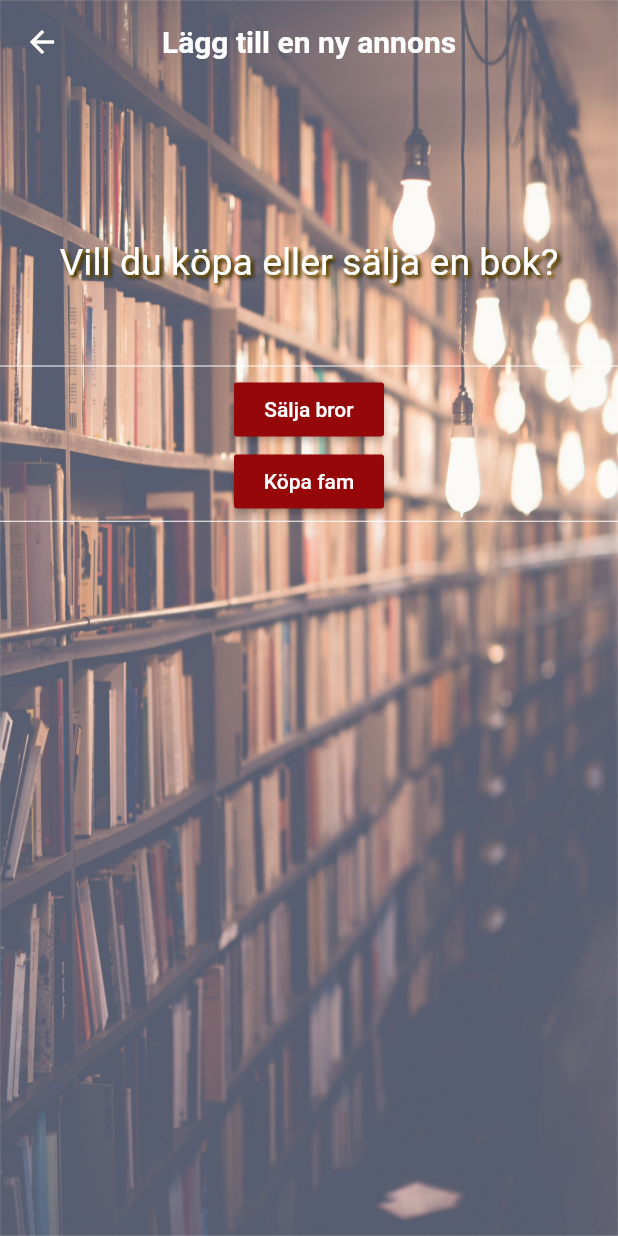
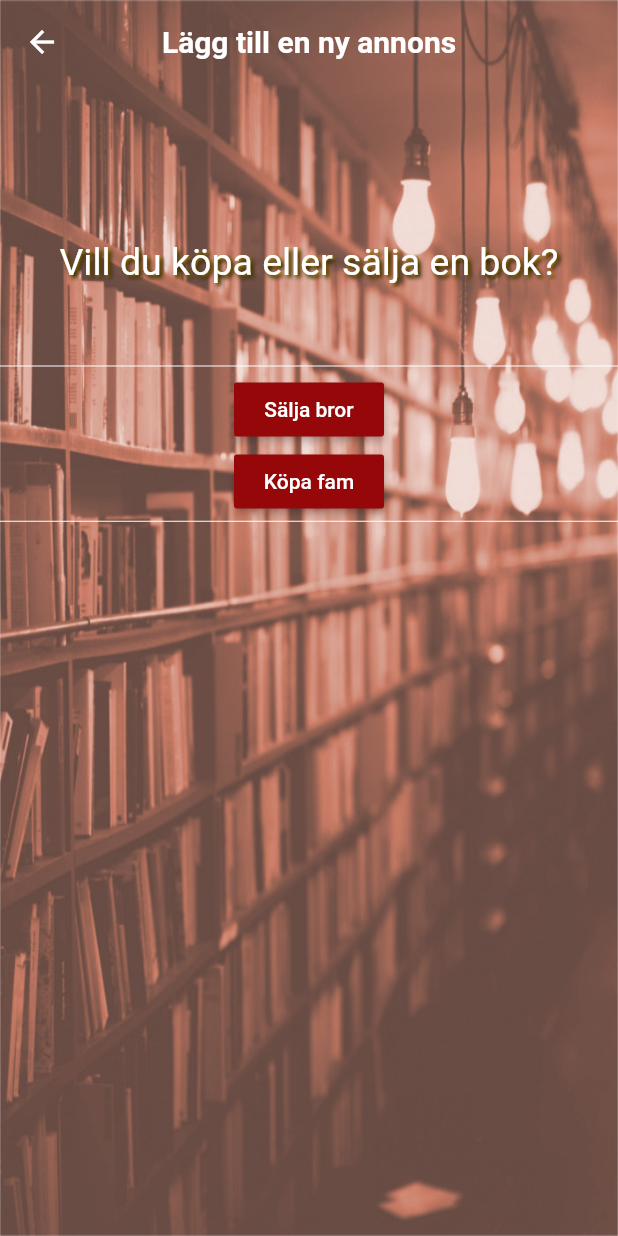
Before and after one commit to ajamlou/Zigma-frontend, a Flutter app: the AdvertCreation screen opened directly, on a phone screen of 412 x 824 dp. Run offline on Flutter 3.47's test engine with Material 2 defaults, Android fonts, the phone set to English and light mode, and no system bars; our stand-ins replace image_picker, shared_preferences, transparent_image; accounts and stored records are empty; network calls fail.

Commit message:
adv creation

```diff
--- a/lib/src/pages/advert_creation.dart
+++ b/lib/src/pages/advert_creation.dart
@@ -55,7 +55,7 @@ class AdvertCreationState extends State<AdvertCreation> {
     return Container(
       decoration: BoxDecoration(
         image: DecorationImage(
-          image: AssetImage("images/advertCreationPicture.png"),
+          image: AssetImage("images/advertCreationPicture.jpg"),
           fit: BoxFit.fill,
         ),
       ),
@@ -88,8 +88,9 @@ class AdvertCreationState extends State<AdvertCreation> {
             actions: <Widget>[],
           ),
         ),
-        body: transaction_type == null
-            ? Center(
+        body: AnimatedCrossFade(
+          duration: Duration(seconds: 1),
+          firstChild: Center(
               child: Column(
             children: <Widget>[
               Padding(
@@ -127,8 +128,8 @@ class AdvertCreationState extends State<AdvertCreation> {
                       transaction_type = 'S';
                     });
                   },
-                      child: Text('Sälja bror',
-                          style: TextStyle(color: Colors.white)),
+                  child:
+                      Text('Sälja bror', style: TextStyle(color: Colors.white)),
                 ),
               ),
               Container(
@@ -140,14 +141,14 @@ class AdvertCreationState extends State<AdvertCreation> {
                       transaction_type = 'B';
                     });
                   },
-                      child: Text('Köpa fam',
-                          style: TextStyle(color: Colors.white)),
+                  child:
+                      Text('Köpa fam', style: TextStyle(color: Colors.white)),
                 ),
               ),
               Divider(color: Colors.white, height: 5),
             ],
-              ))
-            : Container(
+          )),
+          secondChild: Container(
             width: MediaQuery.of(context).size.width,
             child: ListView(
               scrollDirection: Axis.vertical,
@@ -166,9 +167,7 @@ class AdvertCreationState extends State<AdvertCreation> {
                         itemBuilder: buildGallery,
                       ),
                     ),
-                        Padding(
-                          padding: const EdgeInsets.all(4.0),
-                          child: Row(
+                    Row(
                       mainAxisAlignment: MainAxisAlignment.center,
                       children: <Widget>[
                         Padding(
@@ -187,7 +186,6 @@ class AdvertCreationState extends State<AdvertCreation> {
                                 ),
                         ),
                       ],
-                          ),
                     ),
                   ],
                 ),
@@ -284,8 +282,7 @@ class AdvertCreationState extends State<AdvertCreation> {
                           autofocus: false,
                           decoration: InputDecoration(
                             hintText: 'Kontaktinformation',
-                                suffixIcon: contactInfoController.text.length <
-                                        8
+                            suffixIcon: contactInfoController.text.length < 8
                                 ? Icon(Icons.star,
                                     size: 10, color: Color(0xff96070a))
                                 : Icon(Icons.check, color: Colors.green),
@@ -299,7 +296,8 @@ class AdvertCreationState extends State<AdvertCreation> {
                             child: Row(children: <Widget>[
                               Padding(
                                 padding: const EdgeInsets.all(1.0),
-                                    child: Text('Skick: ', style: TextStyle(fontSize: 17)),
+                                child: Text('Skick: ',
+                                    style: TextStyle(fontSize: 16)),
                               ),
                               Divider(),
                               Padding(
@@ -340,14 +338,12 @@ class AdvertCreationState extends State<AdvertCreation> {
                         var a = await DataProvider.of(context)
                             .advertList
                             .getAdvertById(responseList[1]);
-                            Navigator.of(context, rootNavigator: true)
-                                .pop(null);
+                        Navigator.of(context, rootNavigator: true).pop(null);
                         DataProvider.of(context)
                             .routing
                             .routeAdvertPage(context, a, true);
                       } else {
-                            Navigator.of(context, rootNavigator: true)
-                                .pop(null);
+                        Navigator.of(context, rootNavigator: true).pop(null);
                         showAdvertCreationAlertDialog(stsCode);
                       }
                     },
@@ -358,11 +354,15 @@ class AdvertCreationState extends State<AdvertCreation> {
               ],
             ),
           ),
+          crossFadeState: transaction_type == null
+              ? CrossFadeState.showFirst
+              : CrossFadeState.showSecond,
+        ),
       ),
     );
   }
 
-  void showLoadingAlertDialog() {
+  Future showLoadingAlertDialog() async {
     AlertDialog dialog = AlertDialog(
       backgroundColor: Color(0xFFECE9DF),
       title: Text(
@@ -378,7 +378,7 @@ class AdvertCreationState extends State<AdvertCreation> {
     showDialog(context: context, builder: (BuildContext context) => dialog);
   }
 
-  void showAdvertCreationAlertDialog(int value) {
+  Future showAdvertCreationAlertDialog(int value) async {
     String message = "";
     if (value == 400) {
       message = "Bad Request";
@@ -399,7 +399,7 @@ class AdvertCreationState extends State<AdvertCreation> {
     showDialog(context: context, builder: (BuildContext context) => dialog);
   }
 
-  void showImageAlertDialog() {
+  Future showImageAlertDialog() async {
     AlertDialog dialog = AlertDialog(
         backgroundColor: Color(0xFFECE9DF),
         title: Text(
@@ -473,14 +473,14 @@ class AdvertCreationState extends State<AdvertCreation> {
   }
 
   // Insert the new item to the lists
-  void _insert(File _nextItem) {
+  Future _insert(File _nextItem) async {
     compressedImageList.add(Image.file(_nextItem));
     encodedImageList.add(Ih.imageFileToString(_nextItem));
     setState(() {});
   }
 
 // Remove the selected items from the lists
-  void _remove() {
+  Future _remove() async {
     if (_selectedItemsIndex.length != 0) {
       for (int index = compressedImageList.length; index >= 0; index--) {
         if (_selectedItemsIndex.contains(index)) {
--- a/lib/src/pages/profile_page.dart
+++ b/lib/src/pages/profile_page.dart
@@ -179,7 +179,7 @@ class _ProfilePageState extends State<ProfilePage> {
             child: Text(
               "Wooops! Verkar som du inte lagt upp några annonser än! (synd!)",
               textAlign: TextAlign.center,
-              style: TextStyle(fontSize: 35),
+              style: TextStyle(fontSize: 25),
             ),
           ),
           RaisedButton(
--- a/pubspec.yaml
+++ b/pubspec.yaml
@@ -57,7 +57,7 @@ flutter:
   - images/advertPageBackground.jpg
   - images/placeholderBook.png
   - images/profile_pic.png
-  - images/advertCreationPicture.png
+  - images/advertCreationPicture.jpg
   #  - images/a_dot_ham.jpeg
 
   # An image asset can refer to one or more resolution-specific "variants", see
```
Also changed, not shown: images/advertCreationPicture.jpg (added), images/advertCreationPicture.png (deleted). Lines whose indentation alone changed are shown as unchanged.
